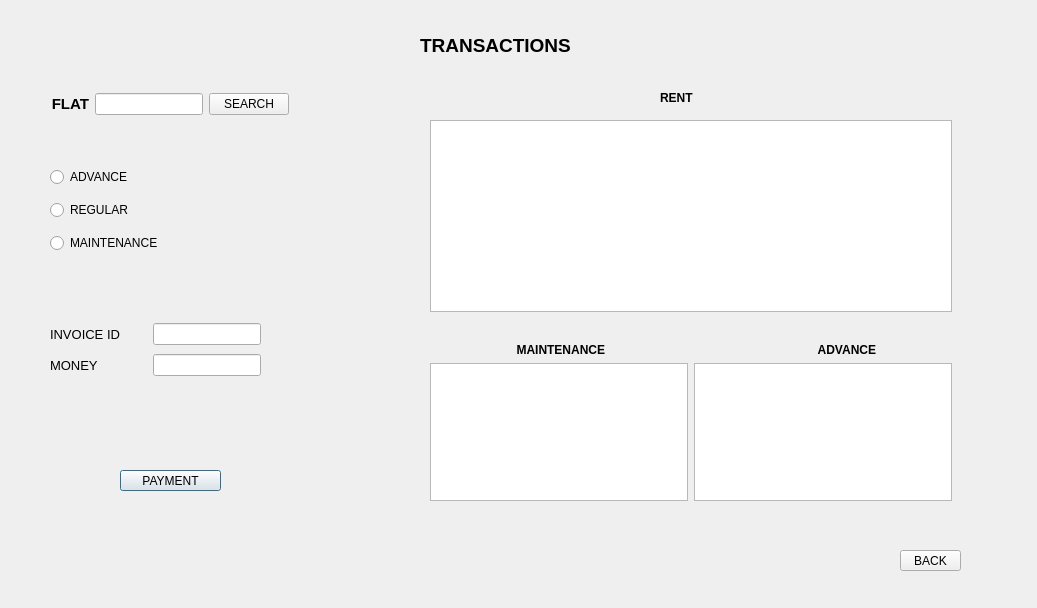
First picture: the form in transactions.ui, repository faisal-ahmed-dev/HOME-RENTAL-MANAGEMENT, before the edit.
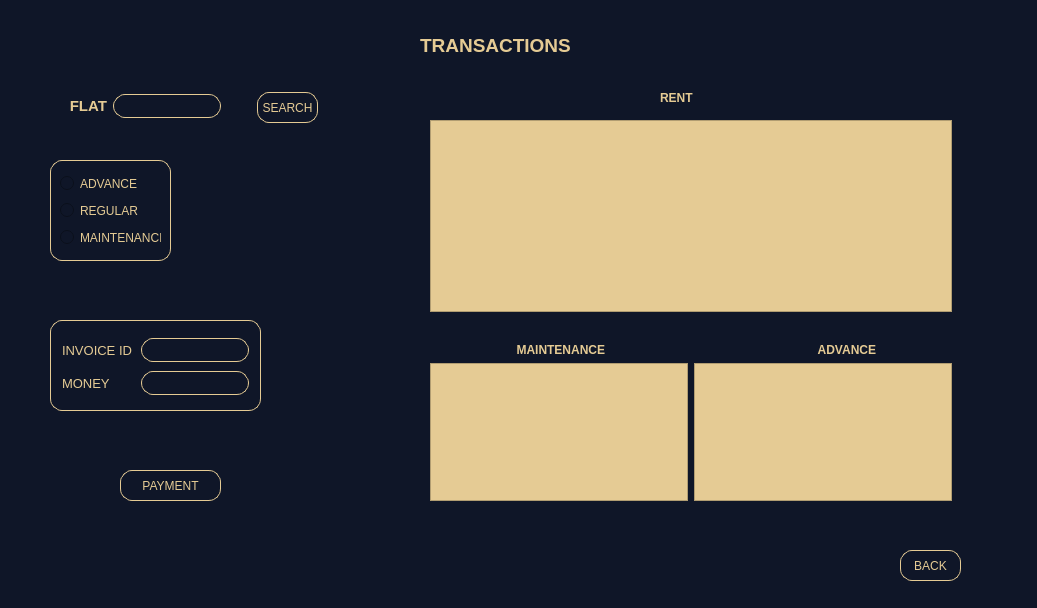
Second picture: the form after the edit.

```diff
--- a/transactions.ui
+++ b/transactions.ui
@@ -13,15 +13,43 @@
   <property name="windowTitle">
    <string>TRANSACTIONS</string>
   </property>
+  <property name="styleSheet">
+   <string notr="true">background-color: rgb(15, 22, 40);</string>
+  </property>
   <widget class="QPushButton" name="pushButton_PAYMENT">
    <property name="geometry">
     <rect>
      <x>120</x>
      <y>470</y>
      <width>101</width>
-     <height>21</height>
+     <height>31</height>
     </rect>
    </property>
+   <property name="styleSheet">
+    <string notr="true">
+#pushButton_PAYMENT
+{
+	border:none;
+	background:#0F1628;
+	color:#E5CB94;
+	border-radius:16px;
+	border: 1px solid yellow ;
+border-color: #E5CB94;
+  border-radius: 12px;
+  padding: 3 px;
+}
+#pushButton_PAYMENT:hover
+{
+	border:none;
+	background:floralwhite;
+	color:#0F1628;
+	border-radius:16 px;
+	border: 2px solid blue ;
+border-color: #0F1628;
+  border-radius: 6px;
+  padding: 3 px;
+}</string>
+   </property>
    <property name="text">
     <string>PAYMENT</string>
    </property>
@@ -32,14 +60,40 @@
      <x>900</x>
      <y>550</y>
      <width>61</width>
-     <height>21</height>
+     <height>31</height>
     </rect>
    </property>
+   <property name="styleSheet">
+    <string notr="true">
+#pushButton_BACK
+{
+	border:none;
+	background:#0F1628;
+	color:#E5CB94;
+	border-radius:16px;
+	border: 1px solid yellow ;
+border-color: #E5CB94;
+  border-radius: 12px;
+  padding: 3 px;
+}
+#pushButton_BACK:hover
+{
+	border:none;
+	background:#E5CB94;
+	color:#0F1628;
+	border-radius:16 px;
+	border: 2px solid blue ;
+border-color: #0F1628;
+  border-radius: 6px;
+  padding: 3 px;
+}
+</string>
+   </property>
    <property name="text">
     <string>BACK</string>
    </property>
   </widget>
-  <widget class="QWidget" name="layoutWidget">
+  <widget class="QFrame" name="frame">
    <property name="geometry">
     <rect>
      <x>50</x>
@@ -48,9 +102,45 @@
      <height>101</height>
     </rect>
    </property>
+   <property name="styleSheet">
+    <string notr="true">#frame
+{
+	border:none;
+	background:#0F1628;
+	color:#E5CB94;
+	border-radius:16px;
+	border: 1px solid yellow ;
+border-color: #E5CB94;
+  border-radius: 12px;
+  padding: 3 px;
+}</string>
+   </property>
    <layout class="QVBoxLayout" name="verticalLayout_2">
     <item>
      <widget class="QRadioButton" name="radioButton_advance">
+      <property name="styleSheet">
+       <string notr="true">#radioButton_advance
+{
+	border:none;
+	background:#0F1628;
+	color:#E5CB94;
+	border-radius:16px;
+  padding: 3 px;
+}
+
+#radioButton_advance:hover
+{
+	border:none;
+	background:#E5CB94;
+	color:#0F1628;
+	border-radius:16 px;
+	border: 2px solid blue ;
+border-color: #0F1628;
+  border-radius: 6px;
+  padding: 3 px;
+}
+</string>
+      </property>
       <property name="text">
        <string>ADVANCE</string>
       </property>
@@ -58,6 +148,29 @@
     </item>
     <item>
      <widget class="QRadioButton" name="radioButton_regular">
+      <property name="styleSheet">
+       <string notr="true">#radioButton_regular
+{
+	border:none;
+	background:#0F1628;
+	color:#E5CB94;
+	border-radius:16px;
+  padding: 3 px;
+}
+
+#radioButton_regular:hover
+{
+	border:none;
+	background:#E5CB94;
+	color:#0F1628;
+	border-radius:16 px;
+	border: 2px solid blue ;
+border-color: #0F1628;
+  border-radius: 6px;
+  padding: 3 px;
+}
+</string>
+      </property>
       <property name="text">
        <string>REGULAR</string>
       </property>
@@ -65,6 +178,29 @@
     </item>
     <item>
      <widget class="QRadioButton" name="radioButton_MAINTENANCE">
+      <property name="styleSheet">
+       <string notr="true">#radioButton_MAINTENANCE
+{
+	border:none;
+	background:#0F1628;
+	color:#E5CB94;
+	border-radius:16px;
+  padding: 3 px;
+}
+
+#radioButton_MAINTENANCE:hover
+{
+	border:none;
+	background:#E5CB94;
+	color:#0F1628;
+	border-radius:16 px;
+	border: 2px solid blue ;
+border-color: #0F1628;
+  border-radius: 6px;
+  padding: 3 px;
+}
+</string>
+      </property>
       <property name="text">
        <string>MAINTENANCE</string>
       </property>
@@ -90,6 +226,9 @@
         <verstretch>0</verstretch>
        </sizepolicy>
       </property>
+      <property name="styleSheet">
+       <string notr="true">background-color: rgb(229, 203, 148);</string>
+      </property>
      </widget>
     </item>
     <item>
@@ -115,6 +254,9 @@
         <bold>true</bold>
        </font>
       </property>
+      <property name="styleSheet">
+       <string notr="true">color: rgb(229, 203, 148);</string>
+      </property>
       <property name="text">
        <string>                          MAINTENANCE                                                                ADVANCE</string>
       </property>
@@ -123,10 +265,18 @@
     <item>
      <layout class="QHBoxLayout" name="horizontalLayout_3">
       <item>
-       <widget class="QTableWidget" name="tableWidget_2"/>
+       <widget class="QTableWidget" name="tableWidget_2">
+        <property name="styleSheet">
+         <string notr="true">background-color: rgb(229, 203, 148);</string>
+        </property>
+       </widget>
       </item>
       <item>
-       <widget class="QTableWidget" name="tableWidget_3"/>
+       <widget class="QTableWidget" name="tableWidget_3">
+        <property name="styleSheet">
+         <string notr="true">background-color: rgb(229, 203, 148);</string>
+        </property>
+       </widget>
       </item>
      </layout>
     </item>
@@ -137,8 +287,8 @@
     <rect>
      <x>50</x>
      <y>90</y>
-     <width>239</width>
-     <height>28</height>
+     <width>171</width>
+     <height>32</height>
     </rect>
    </property>
    <layout class="QHBoxLayout" name="horizontalLayout_4">
@@ -150,6 +300,9 @@
         <bold>true</bold>
        </font>
       </property>
+      <property name="styleSheet">
+       <string notr="true">color: rgb(229, 203, 148);</string>
+      </property>
       <property name="text">
        <string>FLAT</string>
       </property>
@@ -168,12 +321,34 @@
           <verstretch>0</verstretch>
          </sizepolicy>
         </property>
-       </widget>
-      </item>
-      <item>
-       <widget class="QPushButton" name="pushButton_SEARCH">
-        <property name="text">
-         <string>SEARCH</string>
+        <property name="styleSheet">
+         <string notr="true">
+#lineEdit_search
+{
+	border:none;
+	background:#0F1628;
+	color:#E5CB94;
+	border-radius:16px;
+	border: 1px solid yellow ;
+border-color: #E5CB94;
+  border-radius: 12px;
+  padding: 3 px;
+}
+#lineEdit_search:hover
+{
+	border:none;
+	background:#E5CB94;
+	color:#0F1628;
+	border-radius:16 px;
+	border: 2px solid blue ;
+border-color: #0F1628;
+  border-radius: 6px;
+  padding: 3 px;
+}
+</string>
+        </property>
+        <property name="alignment">
+         <set>Qt::AlignCenter</set>
         </property>
        </widget>
       </item>
@@ -196,6 +371,9 @@
      <bold>true</bold>
     </font>
    </property>
+   <property name="styleSheet">
+    <string notr="true">color: rgb(229, 203, 148);</string>
+   </property>
    <property name="text">
     <string>TRANSACTIONS</string>
    </property>
@@ -214,19 +392,34 @@
      <bold>true</bold>
     </font>
    </property>
+   <property name="styleSheet">
+    <string notr="true">color: rgb(229, 203, 148);</string>
+   </property>
    <property name="text">
     <string>RENT </string>
    </property>
   </widget>
-  <widget class="QWidget" name="layoutWidget">
+  <widget class="QGroupBox" name="groupBox">
    <property name="geometry">
     <rect>
      <x>50</x>
      <y>320</y>
      <width>211</width>
-     <height>61</height>
+     <height>91</height>
     </rect>
    </property>
+   <property name="styleSheet">
+    <string notr="true">
+#groupBox
+{
+	border:none;
+	border-radius:16 px;
+	border: 1px solid yellow ;
+border-color: #E5CB94;
+  border-radius: 12px;
+  padding: 3 px;
+}</string>
+   </property>
    <layout class="QVBoxLayout" name="verticalLayout">
     <item>
      <layout class="QHBoxLayout" name="horizontalLayout_5">
@@ -237,6 +430,9 @@
           <pointsize>10</pointsize>
          </font>
         </property>
+        <property name="styleSheet">
+         <string notr="true">color: rgb(229, 203, 148);</string>
+        </property>
         <property name="text">
          <string>INVOICE ID</string>
         </property>
@@ -250,6 +446,35 @@
           <verstretch>0</verstretch>
          </sizepolicy>
         </property>
+        <property name="styleSheet">
+         <string notr="true">
+#lineEdit_ID
+{
+	border:none;
+	background:#0F1628;
+	color:#E5CB94;
+	border-radius:16px;
+	border: 1px solid yellow ;
+border-color: #E5CB94;
+  border-radius: 12px;
+  padding: 3 px;
+}
+#lineEdit_ID:hover
+{
+	border:none;
+	background:#E5CB94;
+	color:#0F1628;
+	border-radius:16 px;
+	border: 2px solid blue ;
+border-color: #0F1628;
+  border-radius: 6px;
+  padding: 3 px;
+}
+</string>
+        </property>
+        <property name="alignment">
+         <set>Qt::AlignCenter</set>
+        </property>
        </widget>
       </item>
      </layout>
@@ -269,6 +494,9 @@
           <pointsize>10</pointsize>
          </font>
         </property>
+        <property name="styleSheet">
+         <string notr="true">color: rgb(229, 203, 148);</string>
+        </property>
         <property name="text">
          <string>MONEY </string>
         </property>
@@ -282,12 +510,79 @@
           <verstretch>0</verstretch>
          </sizepolicy>
         </property>
+        <property name="styleSheet">
+         <string notr="true">
+#lineEdit_search_3
+{
+	border:none;
+	background:#0F1628;
+	color:#E5CB94;
+	border-radius:16px;
+	border: 1px solid yellow ;
+border-color: #E5CB94;
+  border-radius: 12px;
+  padding: 3 px;
+}
+#lineEdit_search_3:hover
+{
+	border:none;
+	background:#E5CB94;
+	color:#0F1628;
+	border-radius:16 px;
+	border: 2px solid blue ;
+border-color: #0F1628;
+  border-radius: 6px;
+  padding: 3 px;
+}
+</string>
+        </property>
+        <property name="alignment">
+         <set>Qt::AlignCenter</set>
+        </property>
        </widget>
       </item>
      </layout>
     </item>
    </layout>
   </widget>
+  <widget class="QPushButton" name="pushButton_SEARCH">
+   <property name="geometry">
+    <rect>
+     <x>257</x>
+     <y>92</y>
+     <width>61</width>
+     <height>31</height>
+    </rect>
+   </property>
+   <property name="styleSheet">
+    <string notr="true">
+#pushButton_SEARCH
+{
+	border:none;
+	background:#0F1628;
+	color:#E5CB94;
+	border-radius:16px;
+	border: 1px solid yellow ;
+border-color: #E5CB94;
+  border-radius: 12px;
+  padding: 3 px;
+}
+#pushButton_SEARCH:hover
+{
+	border:none;
+	background:floralwhite;
+	color:#0F1628;
+	border-radius:16 px;
+	border: 2px solid blue ;
+border-color: #0F1628;
+  border-radius: 6px;
+  padding: 3 px;
+}</string>
+   </property>
+   <property name="text">
+    <string>SEARCH</string>
+   </property>
+  </widget>
  </widget>
  <resources/>
  <connections/>
```
